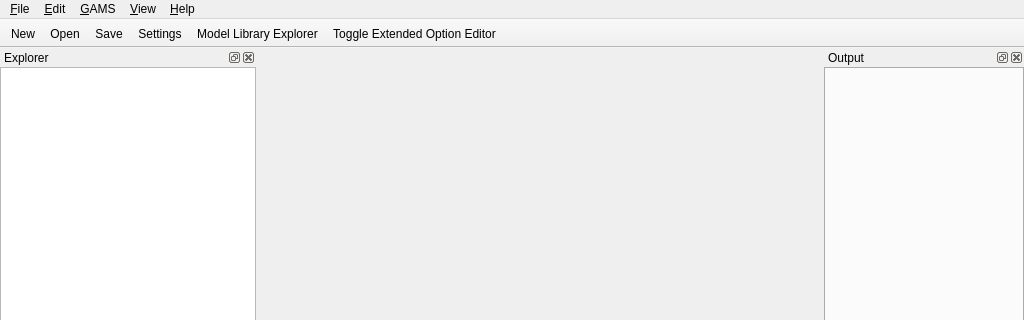
Qt form src/mainwindow.ui (GAMS-dev/studio) before a commit; both pictures show x 0 to 1024 and y 0 to 320 of the 1024 by 768 pixel window.
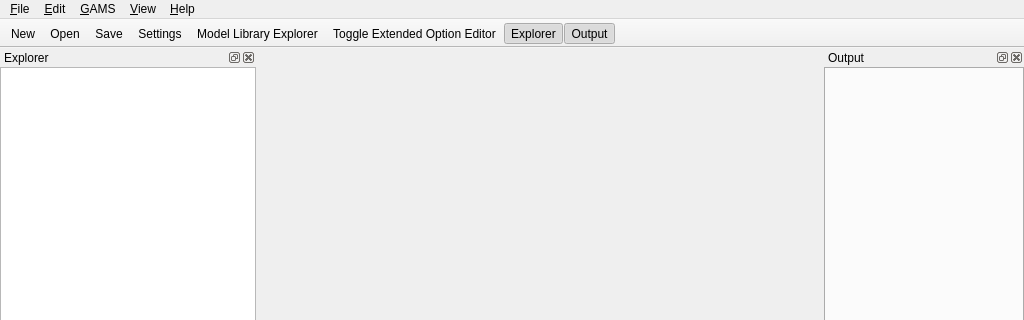
The same form after that commit. Icons and pictures are not drawn. Custom widgets are drawn as their Qt base class.

Commit message: added icons to new toolbar actions

Patch:
```diff
--- a/src/mainwindow.ui
+++ b/src/mainwindow.ui
@@ -437,6 +437,8 @@
    <addaction name="actionSettings"/>
    <addaction name="actionGAMS_Library"/>
    <addaction name="actionToggle_Extended_Option_Editor"/>
+   <addaction name="actionProject_View"/>
+   <addaction name="actionOutput_View"/>
   </widget>
   <action name="actionFile">
    <property name="text">
```
Left out of the diff: 8 changed lines with no effect on the pictures. The commit also changes 4 other files.
